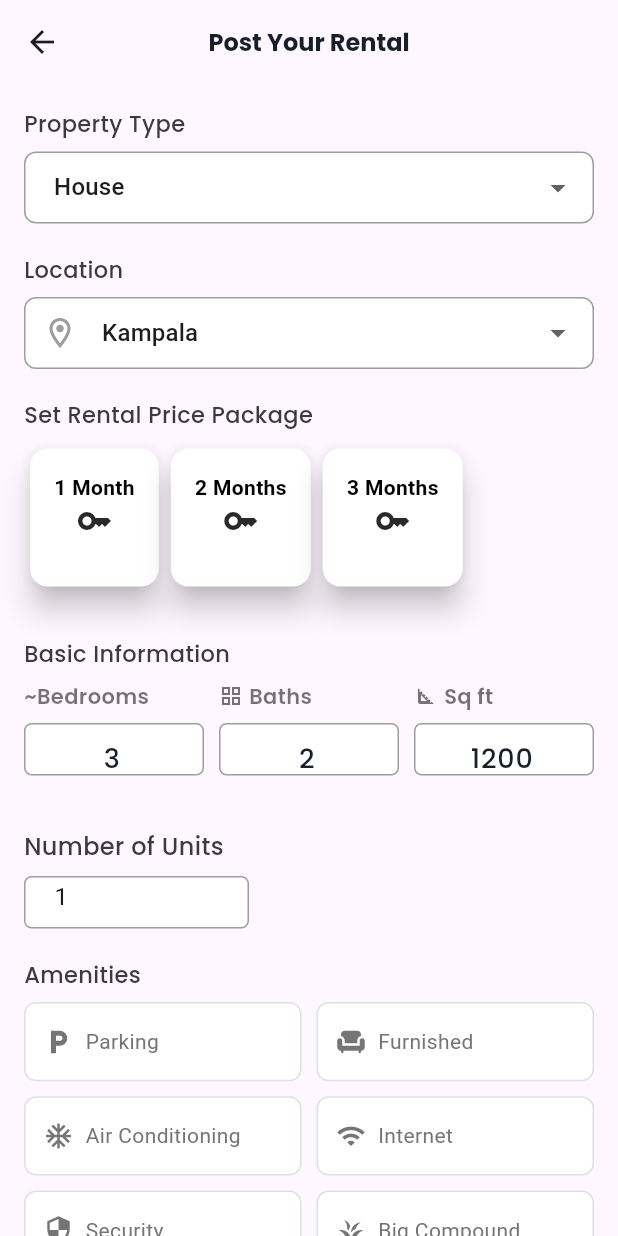
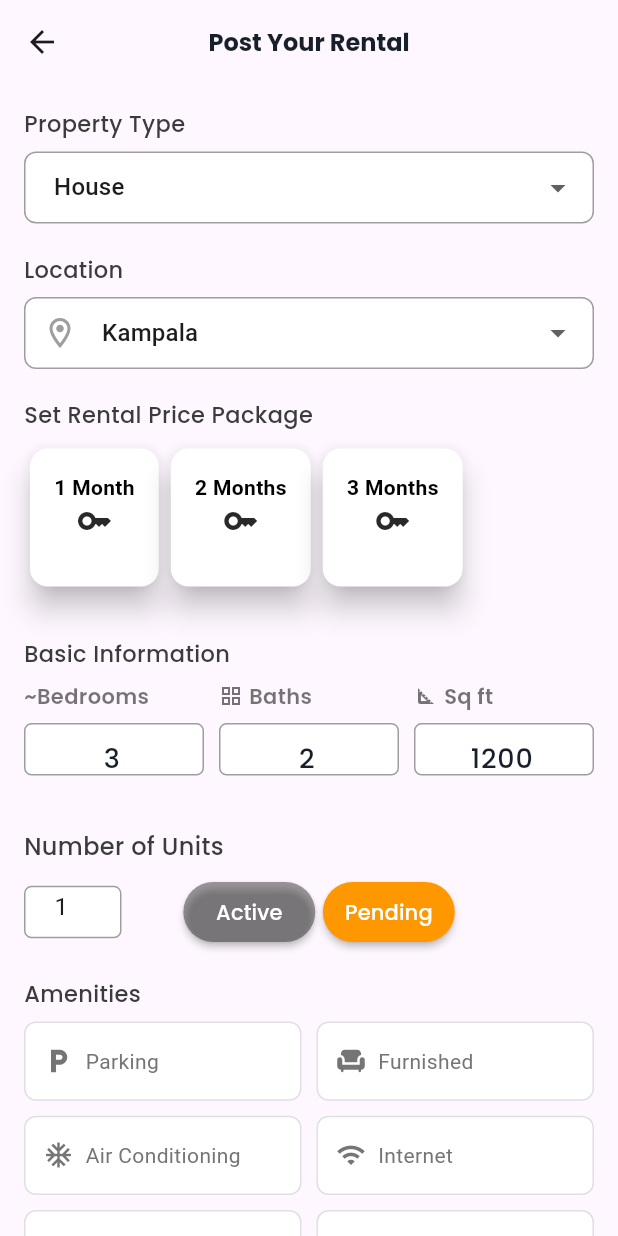
Before and after one commit to RamonHard/BrickApp, a Flutter app: the AddPost screen opened directly, on a phone screen of 412 x 824 dp. Run offline on Flutter 3.47's test engine with Material 3 defaults, Android fonts, the phone set to English and light mode, and no system bars; our stand-ins replace flutter_hooks, flutter_riverpod, get, google_fonts, hexcolor, hooks_riverpod and 2 more.

Commit message:
5th commit

```diff
--- a/lib/pages/land_and_truck_pages/add_post.dart
+++ b/lib/pages/land_and_truck_pages/add_post.dart
@@ -212,6 +212,7 @@ class _AddPostState extends State<AddPost> {
   bool _hasInternet = false;
   bool _hasSecurity = false;
   bool _isPetFriendly = false;
+  bool _isActive = false;
   int _photosCount = 0;
 
   @override
@@ -248,13 +249,15 @@ class _AddPostState extends State<AddPost> {
               const SizedBox(height: 20),
               _buildSectionTitle('Set Rental Price Package'),
               //Package List View Goes Here
-              SizedBox(
+              showHouseSections
+                  ? SizedBox(
                     height: 100,
                     child: ListView(
                       scrollDirection: Axis.horizontal,
                       children: packages.map(buildPackageCard).toList(),
                     ),
-              ),
+                  )
+                  : _buildPriceField(),
               SizedBox(height: 10),
               //Selected Package Container goes Here
               buildSelectedInfo(),
@@ -552,7 +555,10 @@ class _AddPostState extends State<AddPost> {
 
   // Added field for Units
   Widget _buildUnitsField() {
-    return Column(
+    final width = MediaQuery.of(context).size.width;
+    return Row(
+      children: [
+        Column(
           crossAxisAlignment: CrossAxisAlignment.start,
           children: [
             Padding(
@@ -566,9 +572,11 @@ class _AddPostState extends State<AddPost> {
                 ),
               ),
             ),
+            Row(
+              children: [
                 SizedBox(
                   height: 35,
-          width: 150,
+                  width: 65,
                   child: TextField(
                     controller: _unitsController,
                     keyboardType: TextInputType.number,
@@ -587,9 +595,66 @@ class _AddPostState extends State<AddPost> {
                       ),
                       filled: true,
                       fillColor: Colors.white,
-              hintText: 'Number of rental units',
+                      hintText: 'Units',
                     ),
                   ),
+                ),
+                SizedBox(width: width / 10),
+                // Active Button
+                MaterialButton(
+                  height: 40,
+                  onPressed: () {
+                    setState(() {
+                      _isActive = true;
+                    });
+                  },
+                  color:
+                      _isActive
+                          ? Colors.green
+                          : const Color.fromARGB(117, 43, 43, 43),
+                  padding: EdgeInsets.all(8.0),
+                  shape: RoundedRectangleBorder(
+                    borderRadius: BorderRadius.circular(50),
+                  ),
+                  child: Text(
+                    "Active",
+                    style: GoogleFonts.poppins(
+                      fontSize: 14,
+                      fontWeight: FontWeight.w500,
+                      color: Colors.white,
+                    ),
+                  ),
+                ),
+                SizedBox(width: 5.0),
+                // Pending Button
+                MaterialButton(
+                  height: 40,
+                  onPressed: () {
+                    setState(() {
+                      _isActive = false;
+                    });
+                  },
+                  color:
+                      !_isActive
+                          ? Colors.orange
+                          : const Color.fromARGB(117, 43, 43, 43),
+
+                  padding: EdgeInsets.all(8.0),
+                  shape: RoundedRectangleBorder(
+                    borderRadius: BorderRadius.circular(50),
+                  ),
+                  child: Text(
+                    "Pending",
+                    style: GoogleFonts.poppins(
+                      fontSize: 14,
+                      fontWeight: FontWeight.w500,
+                      color: Colors.white,
+                    ),
+                  ),
+                ),
+              ],
+            ),
+          ],
         ),
       ],
     );
```
Lines whose indentation alone changed are shown as unchanged.
